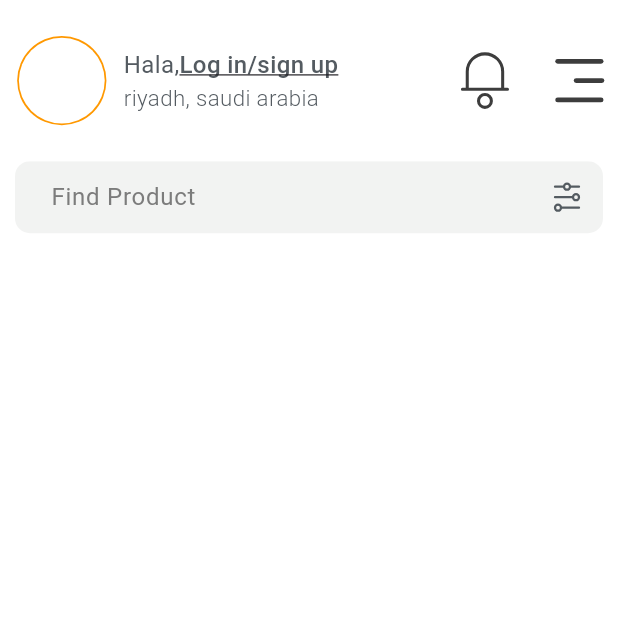
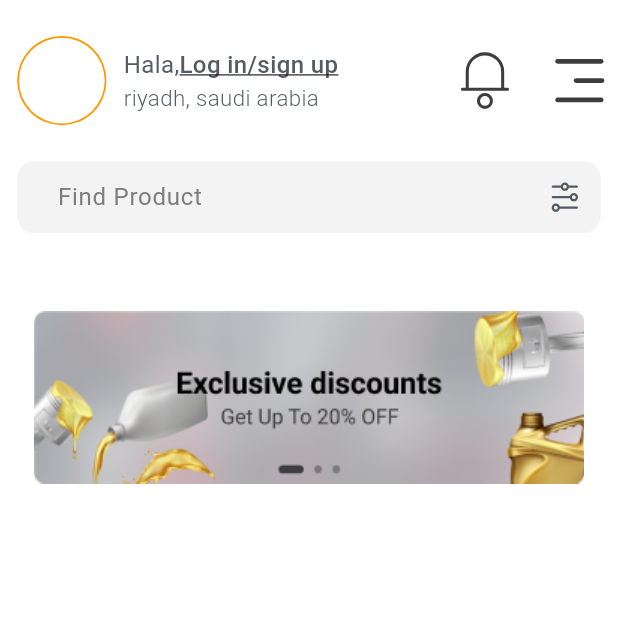
Before and after one commit to mo3tazamer/task1, a Flutter app: the screen it shows after launch, on a phone screen of 412 x 824 dp, the top half of it. Run offline on Flutter 3.47's test engine with Material 3 defaults, Android fonts, the phone set to English and light mode, and no system bars; drawn by our look-alikes of carousel_slider; our stand-ins replace dots_indicator, flutter_screenutil, flutter_svg.

Commit message:
add CarouselSlider

```diff
--- a/lib/core/shared/app_text_field.dart
+++ b/lib/core/shared/app_text_field.dart
@@ -61,7 +61,7 @@ class AppTextField extends StatelessWidget {
       keyboardType: TextInputType.name,
       controller: controller,
       decoration: InputDecoration(
-        contentPadding: const EdgeInsets.only(left: 20),
+        contentPadding: EdgeInsets.only(left: 20.w),
         border: OutlineInputBorder(
             borderRadius: BorderRadius.circular(borderSize!),
             borderSide: BorderSide.none),
--- a/lib/core/utils/app_assets.dart
+++ b/lib/core/utils/app_assets.dart
@@ -4,6 +4,7 @@ const String _imagesPath = 'assets/images';
 class ImagesAssets {
   ImagesAssets._();
 
+  static String banner = '$_imagesPath/banner.png';
 }
 
 class IconAssets {
--- /dev/null
+++ b/lib/features/home_screen/presentation/provider/carousal_prrovider/carousal_provider.dart
@@ -0,0 +1,12 @@
+import 'package:flutter/material.dart';
+
+class CarousalProvider extends ChangeNotifier {
+  int _current = 0;
+
+  int get current => _current;
+
+  void setCurrent(int index) {
+    _current = index;
+    notifyListeners();
+  }
+}
--- a/lib/features/home_screen/presentation/screens/home_screen.dart
+++ b/lib/features/home_screen/presentation/screens/home_screen.dart
@@ -9,27 +9,39 @@ import 'package:task1/core/utils/app_strings.dart';
 import 'package:task1/core/utils/app_textstyles.dart';
 import 'package:task1/features/layout/presentation/widgets/custom_appbar.dart';
 
+import '../provider/carousal_prrovider/carousal_provider.dart';
+import '../widgets/carousel_slider.dart';
 import '../widgets/custom_appbar.dart';
 
 class HomeScreen extends StatefulWidget {
-  const HomeScreen({super.key});
+  const HomeScreen({
+    super.key,
+  });
 
   @override
   State<HomeScreen> createState() => _HomeScreenState();
 }
 
 class _HomeScreenState extends State<HomeScreen> {
+  final List images = [
+    ImagesAssets.banner,
+    ImagesAssets.banner,
+    ImagesAssets.banner,
+    ImagesAssets.banner,
+    ImagesAssets.banner,
+    ImagesAssets.banner,
+  ];
   @override
   Widget build(BuildContext context) {
     return SafeArea(
       child: Scaffold(
         appBar: _homeAppBar(),
         body: Padding(
-          padding: const EdgeInsets.symmetric(horizontal: 10),
+          padding: EdgeInsets.symmetric(horizontal: 10.w),
           child: Column(
             children: [
               AppTextField(
-                borderSize: 10,
+                borderSize: 10.r,
                 suffixIcon: IconButton(
                   /// TODO: add functionality
                   onPressed: () {},
@@ -42,6 +54,19 @@ class _HomeScreenState extends State<HomeScreen> {
                 hintStyle:
                     AppTextStyles.style14.copyColorWith(AppColors.grayColor2),
               ),
+              CarouselWithDotsIndicator(
+                images: images
+                    .map((item) => Container(
+                          decoration: BoxDecoration(
+                            image: DecorationImage(
+                              image: AssetImage(item),
+                            ),
+                            color: Colors.white,
+                            borderRadius: BorderRadius.circular(10.r),
+                          ),
+                        ))
+                    .toList(),
+              )
             ],
           ),
         ),
--- /dev/null
+++ b/lib/features/home_screen/presentation/widgets/carousel_slider.dart
@@ -0,0 +1,55 @@
+import 'package:carousel_slider/carousel_slider.dart';
+import 'package:dots_indicator/dots_indicator.dart';
+import 'package:flutter/material.dart';
+import 'package:flutter_screenutil/flutter_screenutil.dart';
+import 'package:provider/provider.dart';
+
+import '../provider/carousal_prrovider/carousal_provider.dart';
+
+class CarouselWithDotsIndicator extends StatelessWidget {
+  const CarouselWithDotsIndicator(
+      {super.key, this.carouselController, required this.images});
+
+  final List<Widget> images;
+  final CarouselSliderController? carouselController;
+
+  @override
+  Widget build(BuildContext context) {
+    return Consumer<CarousalProvider>(
+        builder: (context, carousalProvider, child) {
+      return Stack(
+        alignment: AlignmentDirectional.bottomCenter,
+        children: [
+          CarouselSlider(
+            items: images,
+            carouselController: carouselController,
+            options: CarouselOptions(
+              onPageChanged: (index, reason) {
+                carousalProvider.setCurrent(index);
+              },
+              autoPlay: true,
+              viewportFraction: 1.0,
+            ),
+          ),
+          // Positioned(
+          //   bottom: 10.h,
+          //   right: 1.w,
+          //   left: 1.w,
+          //   child: DotsIndicator(
+          //     dotsCount: images.length,
+          //     position: carousalProvider.current,
+          //     decorator: DotsDecorator(
+          //       color: Colors.grey,
+          //       activeColor: Colors.black,
+          //       activeShape: RoundedRectangleBorder(
+          //           borderRadius: BorderRadius.circular(5.0)),
+          //       size: const Size.square(9.0),
+          //       activeSize: const Size(18.0, 9.0),
+          //     ),
+          //   ),
+          // )
+        ],
+      );
+    });
+  }
+}
--- a/lib/main.dart
+++ b/lib/main.dart
@@ -1,6 +1,13 @@
 import 'package:flutter/material.dart';
+import 'package:provider/provider.dart';
 import 'package:task1/app.dart';
 
+import 'features/home_screen/presentation/provider/carousal_prrovider/carousal_provider.dart';
+
 void main() {
-  runApp(const Task());
+  runApp(MultiProvider(providers: [
+    ChangeNotifierProvider(
+      create: (context) => CarousalProvider(),
+    ),
+  ], child: const Task()));
 }
--- a/pubspec.yaml
+++ b/pubspec.yaml
@@ -34,6 +34,9 @@ dependencies:
   flutter_svg: ^2.0.10+1
   carousel_slider: ^5.0.0
   equatable: ^2.0.5
+  dots_indicator: ^3.0.0
+  provider: ^6.1.2
+
 
 
   # The following adds the Cupertino Icons font to your application.
```
Also changed, not shown: assets/images/banner.png (added), pubspec.lock.
